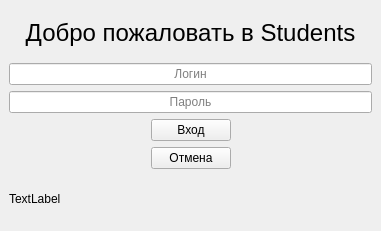
The window that src/client/ui/login_form.ui (rainovskyqt/students) describes before a commit, drawn with Qt 5.
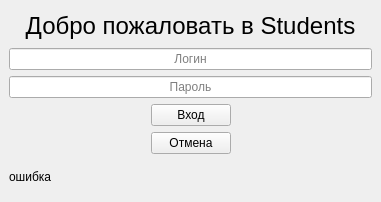
The same window after the commit.

Diff of the .ui file:
```diff
--- a/src/client/ui/login_form.ui
+++ b/src/client/ui/login_form.ui
@@ -7,7 +7,7 @@
     <x>0</x>
     <y>0</y>
     <width>381</width>
-    <height>231</height>
+    <height>202</height>
    </rect>
   </property>
   <property name="windowTitle">
@@ -136,7 +136,7 @@
     <item>
      <widget class="QLabel" name="label_out">
       <property name="text">
-       <string>TextLabel</string>
+       <string>ошибка</string>
       </property>
      </widget>
     </item>
```
Left out of the diff: 2 changed lines with no effect on the pictures.
